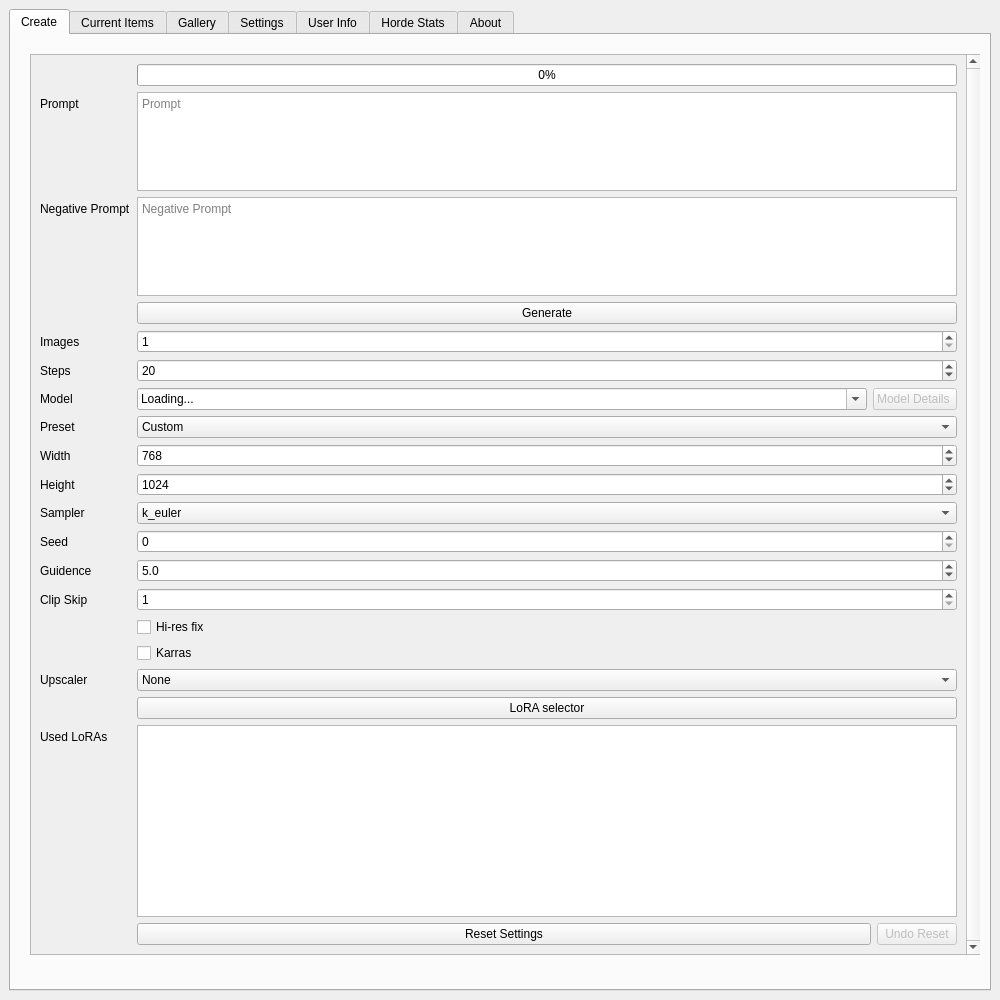
This is src/hordeqt/ui/form.ui in Unit1208/HordeQT as Qt 5 draws it before an edit. The edited form follows.
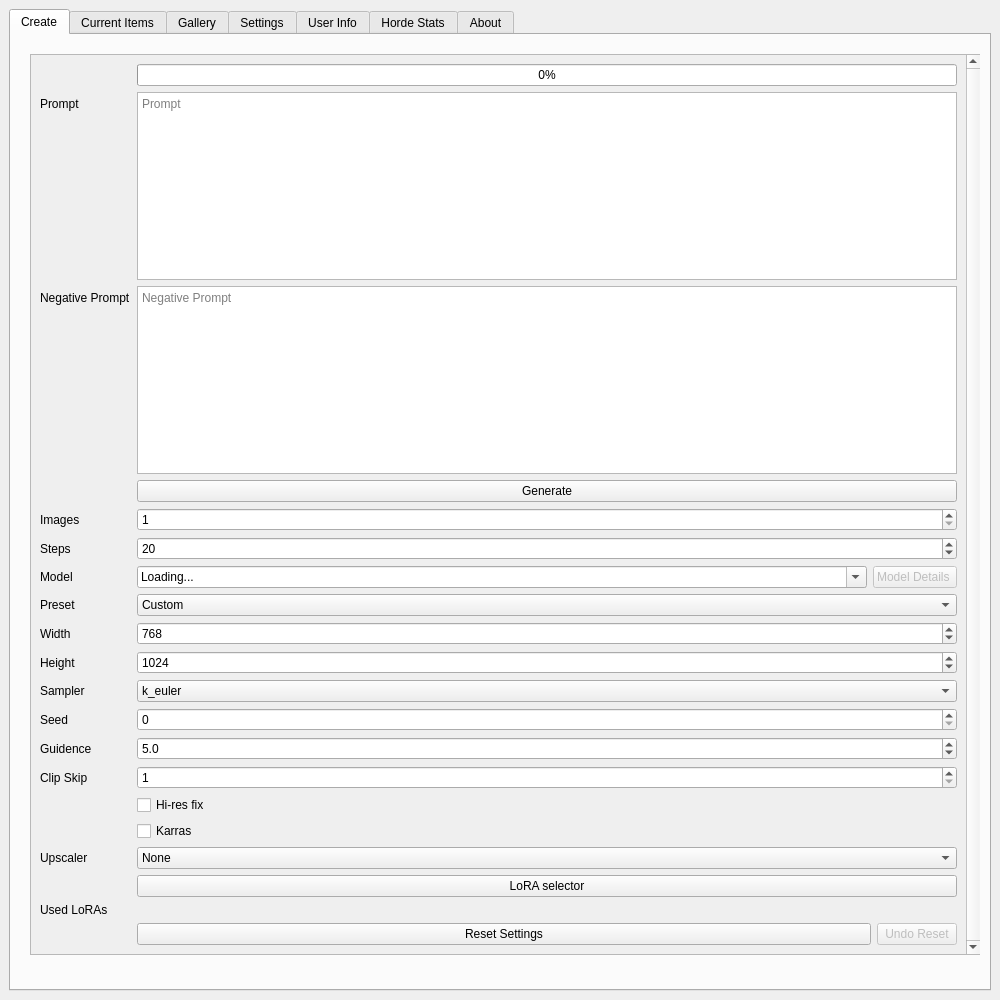
This is the edited form. Icons and pictures are not drawn.

```diff
--- a/src/hordeqt/ui/form.ui
+++ b/src/hordeqt/ui/form.ui
@@ -106,9 +106,9 @@
             <property name="geometry">
              <rect>
               <x>0</x>
-              <y>-308</y>
+              <y>-132</y>
               <width>935</width>
-              <height>1207</height>
+              <height>1031</height>
              </rect>
             </property>
             <property name="sizePolicy">
@@ -640,9 +640,6 @@
                </property>
               </widget>
              </item>
-             <item row="32" column="1">
-              <widget class="QListWidget" name="loraListView"/>
-             </item>
              <item row="32" column="0">
               <widget class="QLabel" name="label_2">
                <property name="text">
```
Left out of the diff: 3 changed lines with no effect on the pictures.
